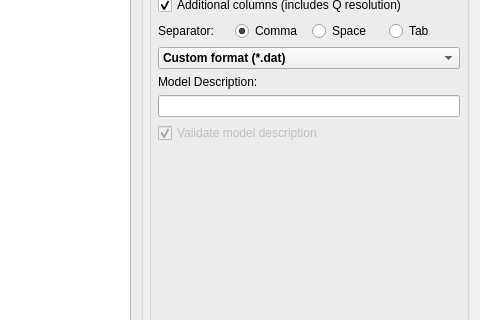
Old version of the form qt/scientific_interfaces/ISISReflectometry/GUI/Save/SaveWidget.ui in the repository mantidproject/mantid; both pictures show x 508 to 988 and y 163 to 483 of the 988 by 672 pixel window.
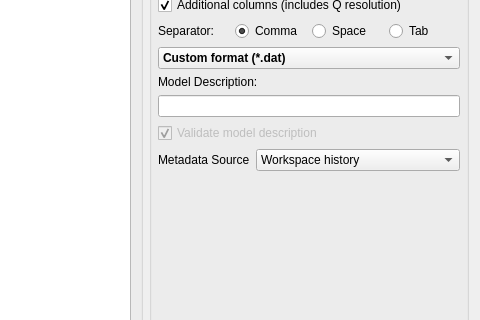
New version of the form.

Commit message:
Add meta source to GUI
RE #40609

Patch:
```diff
--- a/qt/scientific_interfaces/ISISReflectometry/GUI/Save/SaveWidget.ui
+++ b/qt/scientific_interfaces/ISISReflectometry/GUI/Save/SaveWidget.ui
@@ -195,7 +195,7 @@
        <property name="alignment">
         <set>Qt::AlignLeading|Qt::AlignLeft|Qt::AlignTop</set>
        </property>
-       <layout class="QVBoxLayout" name="verticalLayout_4" stretch="0,0,0,0,0,0,0">
+       <layout class="QVBoxLayout" name="verticalLayout_4" stretch="0,0,0,0,0,0,0,0">
         <property name="leftMargin">
          <number>6</number>
         </property>
@@ -378,6 +378,51 @@
                 </property>
             </widget>
         </item>
+        <item>
+         <layout class="QHBoxLayout" name="horizontalLayout_2">
+          <property name="bottomMargin">
+           <number>0</number>
+          </property>
+          <item>
+           <widget class="QLabel" name="metaSourceLabel">
+            <property name="sizePolicy">
+             <sizepolicy hsizetype="Minimum" vsizetype="Minimum">
+              <horstretch>0</horstretch>
+              <verstretch>0</verstretch>
+             </sizepolicy>
+            </property>
+            <property name="text">
+             <string>Metadata Source</string>
+            </property>
+           </widget>
+          </item>
+          <item>
+           <widget class="QComboBox" name="metaSourceComboBox">
+            <property name="sizePolicy">
+             <sizepolicy hsizetype="Expanding" vsizetype="Fixed">
+              <horstretch>0</horstretch>
+              <verstretch>0</verstretch>
+             </sizepolicy>
+            </property>
+            <item>
+             <property name="text">
+              <string>Workspace history</string>
+             </property>
+            </item>
+            <item>
+             <property name="text">
+              <string>Manual</string>
+             </property>
+            </item>
+            <item>
+             <property name="text">
+              <string>History where possible</string>
+             </property>
+            </item>
+           </widget>
+          </item>
+         </layout>
+        </item>
         <item>
          <spacer name="verticalSpacer">
           <property name="orientation">
```
The commit also changes 6 other files.
